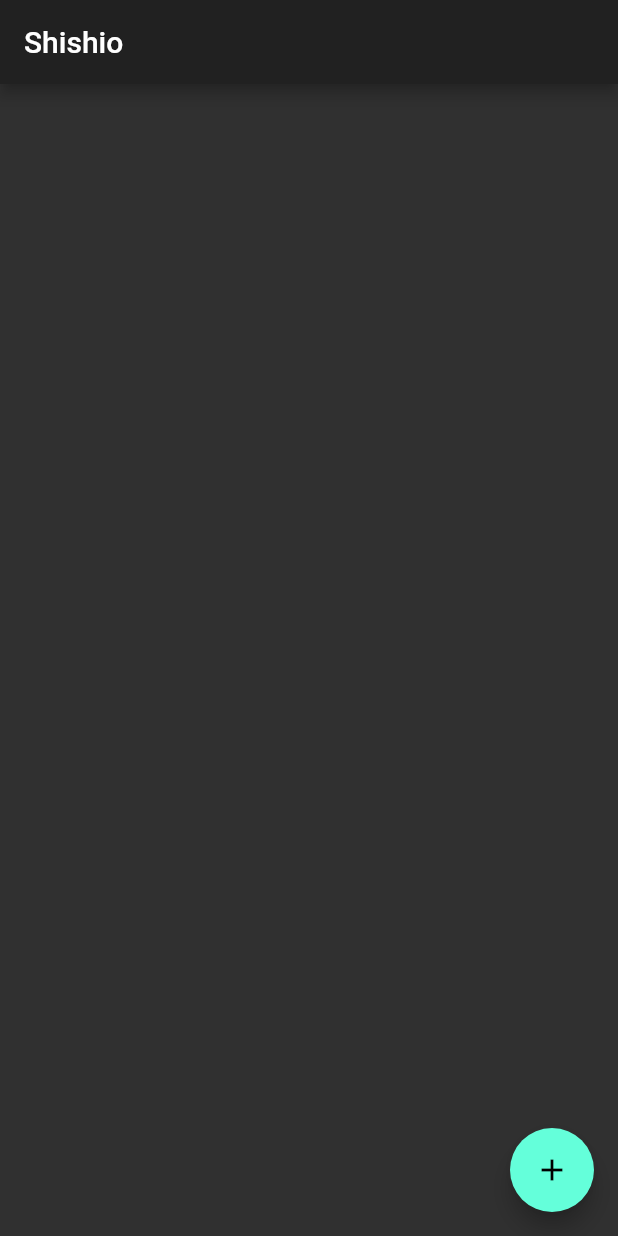
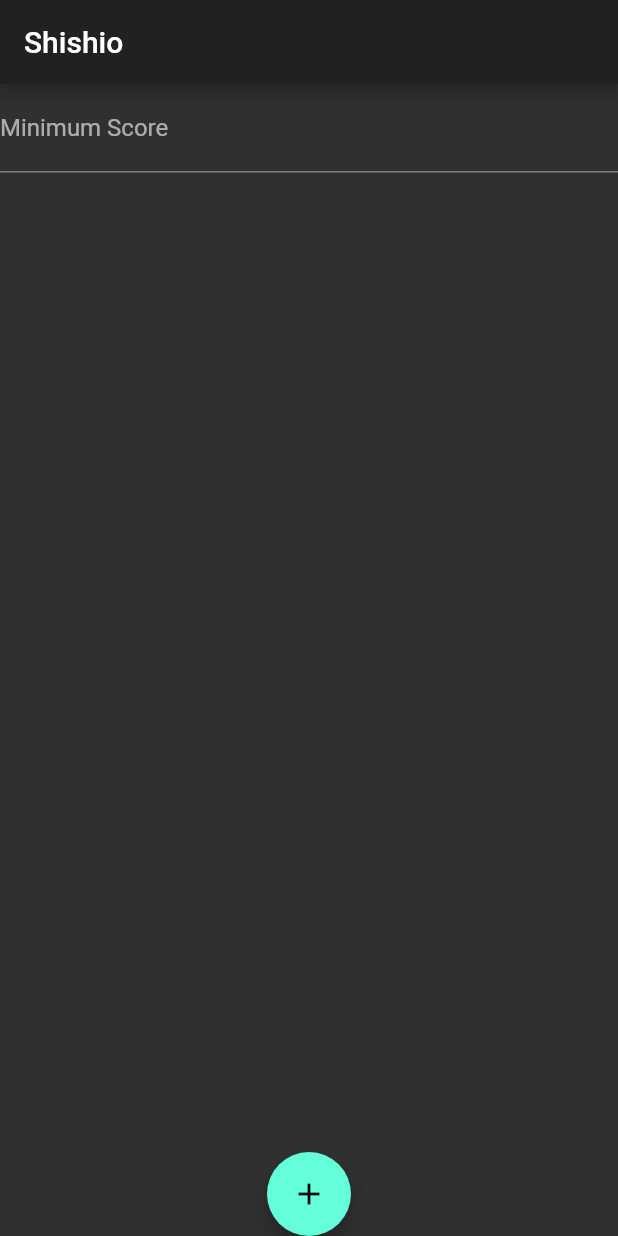
Before and after one commit to guillaumebarranco/shishio, a Flutter app: the screen it shows after launch, on a phone screen of 412 x 824 dp. Run offline on Flutter 3.47's test engine with Material 2 defaults, Android fonts, the phone set to English and light mode, and no system bars; our stand-ins replace flutter_redux, redux, redux_thunk.

Commit message:
Add input for minimum score + containers

```diff
--- a/lib/interfaces/app-state.dart
+++ b/lib/interfaces/app-state.dart
@@ -1,13 +1,13 @@
 import 'package:shishio/interfaces/manga.dart';
 
 class AppState {
-  int increment;
+  int minimumScore;
   List<Manga> mangas;
 
-  AppState(this.increment, this.mangas) {}
+  AppState(this.minimumScore, this.mangas) {}
 
   AppState.fromAppState(AppState another) {
-    increment = another.increment;
+    minimumScore = another.minimumScore;
     mangas = another.mangas;
   }
 }
--- a/lib/main.dart
+++ b/lib/main.dart
@@ -5,11 +5,15 @@ import 'package:redux_thunk/redux_thunk.dart';
 
 import 'package:shishio/interfaces/app-state.dart';
 import 'package:shishio/reducers/root-reducer.dart';
+import 'package:shishio/widgets/input-score.dart';
 import 'package:shishio/widgets/load-button.dart';
 import 'package:shishio/widgets/manga-list.dart';
 
+import 'actions/manga.actions.dart';
+
 void main() async {
-  final store = Store<AppState>(rootReducer, initialState: AppState(0, []), middleware: [thunkMiddleware]);
+  final store = Store<AppState>(rootReducer,
+      initialState: AppState(0, []), middleware: [thunkMiddleware]);
 
   runApp(FlutterReduxApp(
     title: 'Shishio',
@@ -31,19 +35,19 @@ class FlutterReduxApp extends StatelessWidget {
         theme: ThemeData.dark(),
         title: title,
         home: Scaffold(
-          appBar: AppBar(
-            title: Text(title),
-          ),
-          body: Center(
-            child: Column(
-              mainAxisAlignment: MainAxisAlignment.center,
-              children: [
-                mangaList()
+            appBar: AppBar(
+              title: Text(title),
+            ),
+            body: new Column(
+              children: <Widget>[
+                SizedBox(height: 60, child: inputScore(store)),
+                Expanded(
+                  child: SizedBox(height: 700.0, child: mangaList()),
+                ),
+                loadButton(),
               ],
-            ),
-          ),
-          floatingActionButton: loadButton(),
-        ),
+              mainAxisAlignment: MainAxisAlignment.spaceBetween,
+            )),
       ),
     );
   }
--- a/lib/reducers/root-reducer.dart
+++ b/lib/reducers/root-reducer.dart
@@ -4,8 +4,12 @@ import 'package:shishio/actions/manga.actions.dart';
 AppState rootReducer(AppState prevState, dynamic action) {
   AppState newState = AppState.fromAppState(prevState);
 
-  if(action is MangasLoaded) {
+  if (action is MangasLoaded) {
     newState.mangas = action.mangas;
+  }
+
+  if (action is UpdateMinimumScore) {
+    newState.minimumScore = action.minimumScore;
   }
 
   return newState;
--- /dev/null
+++ b/lib/widgets/input-score.dart
@@ -0,0 +1,22 @@
+import 'package:flutter/material.dart';
+import 'package:flutter_redux/flutter_redux.dart';
+import 'package:shishio/actions/manga.actions.dart';
+import 'package:shishio/interfaces/app-state.dart';
+
+Widget inputScore(store) {
+  return StoreConnector<AppState, void Function(String)>(
+    converter: (store) {
+      return (minimumScore) =>
+          store.dispatch(UpdateMinimumScore(int.parse(minimumScore)));
+    },
+    builder: (context, callback) {
+      return new TextField(
+        decoration: new InputDecoration(labelText: "Minimum Score"),
+        keyboardType: TextInputType.number,
+        onChanged: (value) {
+          store.dispatch(UpdateMinimumScore(int.parse(value)));
+        },
+      );
+    },
+  );
+}
--- a/lib/widgets/load-button.dart
+++ b/lib/widgets/load-button.dart
@@ -7,13 +7,10 @@ import 'package:shishio/interfaces/app-state.dart';
 Widget loadButton() {
   return StoreConnector<AppState, VoidCallback>(
     converter: (store) {
-      // Return a `VoidCallback`, which is a fancy name for a function
-      // with no parameters. It only dispatches an Increment action.
       return () => store.dispatch(LoadMangas().getMangas);
     },
     builder: (context, callback) {
       return FloatingActionButton(
-        // Attach the `callback` to the `onPressed` attribute
         onPressed: callback,
         tooltip: 'Load Mangas',
         child: Icon(Icons.add),
--- a/lib/widgets/manga-list.dart
+++ b/lib/widgets/manga-list.dart
@@ -6,14 +6,25 @@ import 'package:shishio/interfaces/app-state.dart';
 
 Widget mangaList() {
   return StoreConnector<AppState, List<Manga>>(
-    converter: (store) => store.state.mangas,
+    converter: (store) => store.state.mangas
+        .where((f) => double.parse(f.score) >= store.state.minimumScore)
+        .toList(),
     builder: (context, mangas) {
-      return Column(children: mangas.map((manga) =>
-        Row(children: [
-        Text(manga.name),
-        Text(manga.score)
-        ])
-      ).toList());
+      return new ListView.builder(
+        scrollDirection: Axis.vertical,
+        itemCount: mangas.length,
+        itemBuilder: (BuildContext ctxt, int index) {
+          return Container(
+            padding: EdgeInsets.all(16.0),
+            child: Row(children: [
+              Text(mangas[index].name),
+              Text(' : '),
+              Text(mangas[index].score),
+              Text('/10')
+            ]),
+          );
+        },
+      );
     },
   );
 }
```
Also changed, not shown: lib/actions/manga.actions.dart (+9 -7 lines), pubspec.yaml (+3 -6 lines), pubspec.lock, 2 other files.
